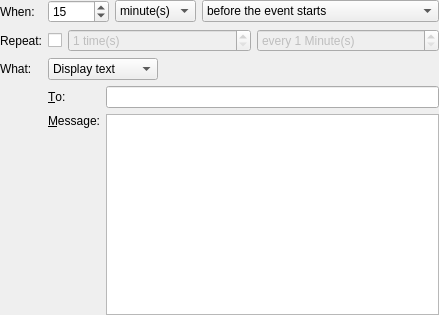
Qt form src/ui/alarmdialog.ui (KDE/incidenceeditor) before a commit.
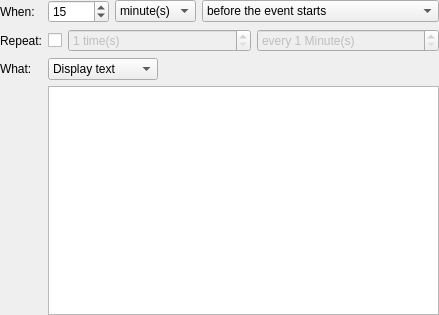
The same form after that commit. The open tabs and pages were chosen to show the change. Custom widgets are drawn as their Qt base class.

Commit message:
Remove support for email alarms
Existing ones will be treated like regular display alarms.

Part of https://invent.kde.org/pim/korganizer/-/merge_requests/54.

```diff
--- a/src/ui/alarmdialog.ui
+++ b/src/ui/alarmdialog.ui
@@ -336,77 +336,11 @@
        </item>
       </layout>
      </widget>
-     <widget class="QWidget" name="EmailStack">
-      <layout class="QGridLayout" name="gridLayout_4">
-       <property name="leftMargin">
-        <number>0</number>
-       </property>
-       <property name="topMargin">
-        <number>0</number>
-       </property>
-       <property name="rightMargin">
-        <number>0</number>
-       </property>
-       <property name="bottomMargin">
-        <number>0</number>
-       </property>
-       <item row="0" column="0">
-        <widget class="QLabel" name="mEmailToLabel">
-         <property name="text">
-          <string>&amp;To:</string>
-         </property>
-         <property name="buddy">
-          <cstring>mEmailAddress</cstring>
-         </property>
-        </widget>
-       </item>
-       <item row="0" column="1">
-        <widget class="PimCommon::AddresseeLineEdit" name="mEmailAddress">
-         <property name="toolTip">
-          <string>Specify a list of addresses to send email when the reminder triggers.
-If the 'To:' field stays empty the email reminder will be sent to the
-default email configured in Kmail (Settings menu/Configure Kmail/Identities).</string>
-         </property>
-         <property name="whatsThis">
-          <string>Enter a list comma-separated addresses to which an email will be sent when the reminder triggers</string>
-         </property>
-        </widget>
-       </item>
-       <item row="1" column="0">
-        <widget class="QLabel" name="mEmailTextLabel">
-         <property name="text">
-          <string>&amp;Message:</string>
-         </property>
-         <property name="alignment">
-          <set>Qt::AlignLeading|Qt::AlignLeft|Qt::AlignTop</set>
-         </property>
-         <property name="buddy">
-          <cstring>mEmailText</cstring>
-         </property>
-        </widget>
-       </item>
-       <item row="1" column="1">
-        <widget class="KTextEdit" name="mEmailText">
-         <property name="toolTip">
-          <string>Specify text of an email message to send when the reminder triggers</string>
-         </property>
-         <property name="whatsThis">
-          <string>Enter any text you desire for the email message that will be sent when the alarm triggers.</string>
-         </property>
-        </widget>
-       </item>
-      </layout>
-     </widget>
     </widget>
    </item>
   </layout>
  </widget>
  <customwidgets>
-  <customwidget>
-   <class>PimCommon::AddresseeLineEdit</class>
-   <extends>KLineEdit</extends>
-   <header>PimCommonAkonadi/AddresseeLineEdit</header>
-  </customwidget>
   <customwidget>
    <class>KLineEdit</class>
    <extends>QLineEdit</extends>
```
Left out of the diff: 8 changed lines with no effect on the pictures. The commit also changes 2 other files.
